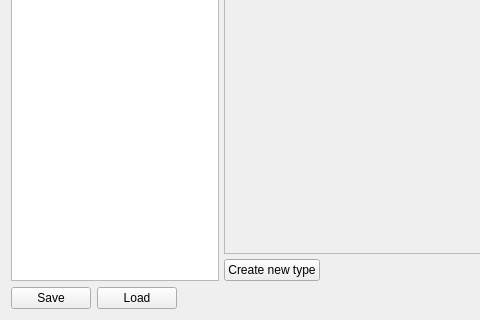
The window that mscore/mscore/stafftype.ui (musescore/musescore-old) describes before a commit, drawn with Qt 5; both pictures show x 0 to 480 and y 180 to 500 of the 800 by 500 pixel window.
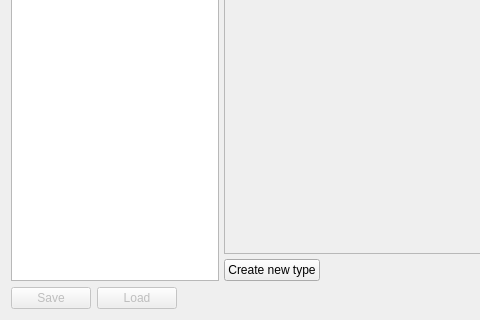
The same window after the commit. The open tabs and pages were chosen to show the change.

```diff
--- a/mscore/mscore/stafftype.ui
+++ b/mscore/mscore/stafftype.ui
@@ -701,6 +701,9 @@
     <layout class="QHBoxLayout" name="horizontalLayout_2">
      <item>
       <widget class="QPushButton" name="save">
+       <property name="enabled">
+        <bool>false</bool>
+       </property>
        <property name="text">
         <string>Save</string>
        </property>
@@ -708,6 +711,9 @@
      </item>
      <item>
       <widget class="QPushButton" name="load">
+       <property name="enabled">
+        <bool>false</bool>
+       </property>
        <property name="text">
         <string>Load</string>
        </property>
```
Left out of the diff: 35 changed lines with no effect on the pictures.
